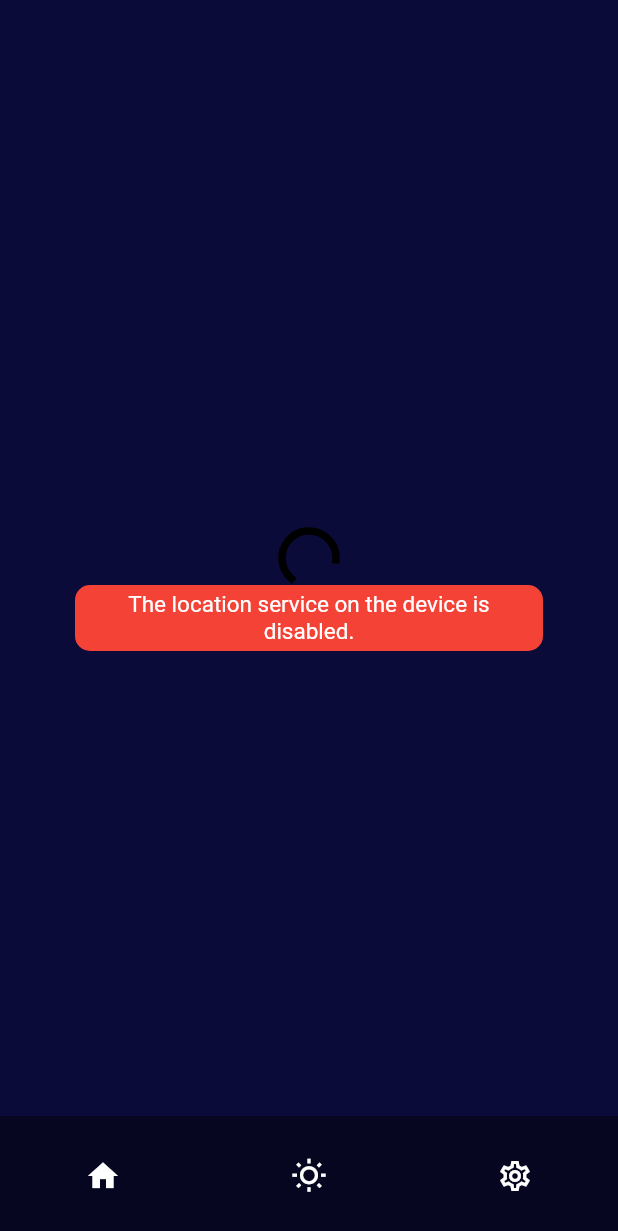
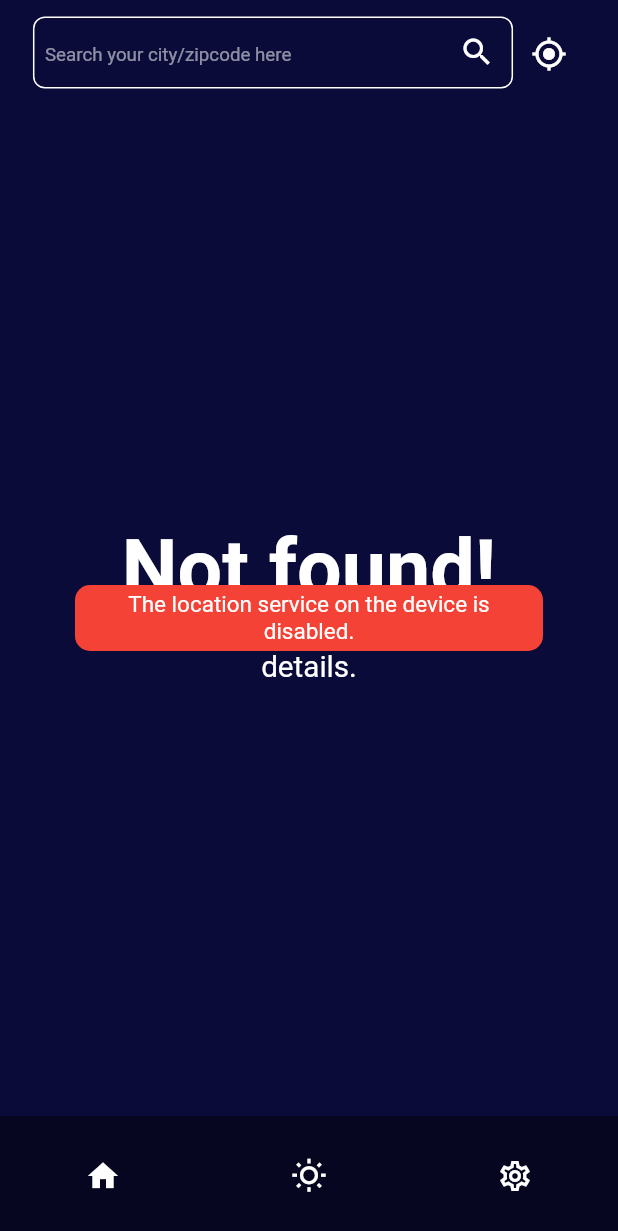
Before and after one commit to hitanshu1/weatherapp, a Flutter app: the first screen one second after launch, on a phone screen of 412 x 824 dp. Shown: the top 1231 px of the screen. Run offline on Flutter 3.47's test engine with Material 3 defaults, Android fonts, the phone set to English and light mode, and no system bars; drawn by our look-alikes of oktoast; our stand-ins replace cached_network_image, carousel_slider, connectivity_plus, equatable, flutter_bloc, flutter_screenutil and 5 more.

Commit message:
update model and add empty weather

```diff
--- a/lib/Widgets/Txt.dart
+++ b/lib/Widgets/Txt.dart
@@ -98,7 +98,7 @@ class Txt extends StatefulWidget {
   }
   /// note Text widget
   factory Txt.note(String text) {
-    return Txt(text, fontSize: 15.sp, color: Colorz.grey,);
+    return Txt(text, fontSize: 15.sp, color: Colorz.white,);
   }
 
 /// Title widget
--- a/lib/Widgets/Widgets.dart
+++ b/lib/Widgets/Widgets.dart
@@ -257,7 +257,7 @@ class Widgets {
         child: FittedBox(
           child: CircularProgressIndicator(
             strokeWidth: 5,
-            valueColor: AlwaysStoppedAnimation<Color>(valueColor ?? Colorz.primary),
+            valueColor: AlwaysStoppedAnimation<Color>(valueColor ?? Colorz.white),
             backgroundColor: backgroundColor,
           ),
         ),
@@ -298,21 +298,21 @@ class Widgets {
   }
 
   /// common not found widget
-  static Widget notFoundWidget() {
-    return const Material(
-      child: Center(
+  static Widget notFoundWidget({String? subTitle}) {
+    return  Center(
       child: ListTile(
-          title: Txt(
+        title:  Txt(
            'Not found!',
+           color: Colorz.white,
           fontWeight: FontWeight.bold,
-            fontSize: 50,
+          fontSize: 50.sp,
           textAlign: TextAlign.center,
         ),
         subtitle: Txt(
-           'The requested content is not found at this moment.',
-            fontSize: 20,
+        subTitle?? 'The requested content is not found at this moment.',
+          fontSize: 20.sp,
+          color: Colorz.white,
           textAlign: TextAlign.center,
-          ),
         ),
       ),
     );
--- a/lib/core/constants/app_strings.dart
+++ b/lib/core/constants/app_strings.dart
@@ -13,6 +13,6 @@ class AppStrings {
   static String forecastReport = 'Forecast Report';
 
   /// search your city here
-  static String searchCity = 'Search your city here';
+  static String searchCity = 'Search your city/zipcode here';
 
 }
--- a/lib/core/utils/locationService.dart
+++ b/lib/core/utils/locationService.dart
@@ -1,11 +1,13 @@
 import 'package:geolocator/geolocator.dart';
+
+import '../../Widgets/Widgets.dart';
 
 /// location_service.dart
 class LocationService {
   LocationService._();
 
   /// get current location
-  static Future<Position> getCurrentLocation() async {
+  static Future<Position?> getCurrentLocation({bool showError = true}) async {
     // bool serviceEnabled;
     LocationPermission permission;
 
@@ -13,15 +15,23 @@ class LocationService {
     if (permission == LocationPermission.denied) {
       permission = await Geolocator.requestPermission();
       if (permission == LocationPermission.denied) {
-        return Future.error('Location permissions are denied');
+        if (showError) {
+          Widgets.showToast('Location permissions are denied', error: true);
+        }
+        return null;
       }
     }
 
     if (permission == LocationPermission.deniedForever) {
       // Permissions are denied forever, handle appropriately.
-      return Future.error(
-        'Location permissions are permanently denied, we cannot request permissions.',
-      );
+      // return Future.error(
+      //   'Location permissions are permanently denied, we cannot request permissions.',
+      // );
+      if (showError) {
+        Widgets.showToast('Location permissions are permanently denied, we cannot request permissions.', error: true);
+      }
+
+      return null;
     }
 
     return Geolocator.getCurrentPosition();
--- a/lib/presentation/bloc/weather/bloc.dart
+++ b/lib/presentation/bloc/weather/bloc.dart
@@ -1,4 +1,3 @@
-
 import 'package:flutter_bloc/flutter_bloc.dart';
 
 import '../../../Widgets/Widgets.dart';
@@ -34,6 +33,9 @@ class WeatherBloc extends Bloc<WeatherEvent, WeatherState> {
     try {
       emit(state.copyWith(isLoading: true));
       final location = await LocationService.getCurrentLocation();
+      if (location == null) {
+        return;
+      }
       final result = await repository.getWeatherFromCoordinates(
         location.latitude,
         location.longitude,
@@ -53,11 +55,15 @@ class WeatherBloc extends Bloc<WeatherEvent, WeatherState> {
     FetchHourlyWeather event,
     Emitter<WeatherState> emit,
   ) async {
+    final location = await LocationService.getCurrentLocation(showError: false);
+    if (location == null&&state.weather == null) {
+      return;
+    }
     emit(state.copyWith(isLoading: true));
-    final location = await LocationService.getCurrentLocation();
+
     final result = await repository.getHourlyWeatherByCoordinates(
-      lat: state.weather?.coord.lat ?? location.latitude,
-      lon: state.weather?.coord.lon ?? location.longitude,
+      lat: state.weather?.coord.lat ?? location!.latitude,
+      lon: state.weather?.coord.lon ?? location!.longitude,
     );
     emit(state.copyWith(isLoading: false, hourlyWeather: result));
   }
@@ -68,11 +74,15 @@ class WeatherBloc extends Bloc<WeatherEvent, WeatherState> {
     FetchWeeklyWeather event,
     Emitter<WeatherState> emit,
   ) async {
+     final location = await LocationService.getCurrentLocation(showError: false);
+    if (location == null&&state.weather == null) {
+      return;
+    }
     emit(state.copyWith(isLoading: true));
-    final location = await LocationService.getCurrentLocation();
+
     final result = await repository.getWeeklyForecastByCoordinates(
-      state.weather?.coord.lat ?? location.latitude,
-      state.weather?.coord.lon ?? location.longitude,
+      state.weather?.coord.lat ?? location!.latitude,
+      state.weather?.coord.lon ?? location!.longitude,
     );
     emit(state.copyWith(isLoading: false, weeklyWeather: result));
   }
@@ -113,8 +123,10 @@ class WeatherBloc extends Bloc<WeatherEvent, WeatherState> {
     ChangeSettingTempUnit event,
     Emitter<WeatherState> emit,
   ) async {
-    emit(state.copyWith(isLoading:true));
+    emit(state.copyWith(isLoading: true));
     AppGetXStorage.saveTempUnit(event.isCelsius);
-    emit(state.copyWith(isLoading: false,));
+    emit(state.copyWith(
+      isLoading: false,
+    ));
   }
 }
--- a/lib/presentation/pages/dashboard/tabs/weather/tab.dart
+++ b/lib/presentation/pages/dashboard/tabs/weather/tab.dart
@@ -1,15 +1,12 @@
 import 'package:flutter/material.dart';
 import 'package:flutter_bloc/flutter_bloc.dart';
-import 'package:flutter_screenutil/flutter_screenutil.dart';
-import 'package:get/get_utils/src/extensions/string_extensions.dart';
 
-import '../../../../../Widgets/Widgets.dart';
 import '../../../../../core/constants/constants.dart';
 import '../../../../bloc/weather/bloc.dart';
 import '../../../../bloc/weather/event.dart';
 import '../../../../bloc/weather/state.dart';
-import '../../../../common/hourlyforecast.dart';
-import '../../../../common/info.dart';
+import 'widgets/searchTextfield.dart';
+import 'widgets/weatherDetails.dart';
 
 /// Weather Tab
 class WeatherTab extends StatelessWidget {
@@ -21,90 +18,14 @@ class WeatherTab extends StatelessWidget {
     context.read<WeatherBloc>().add(FetchCurrentLocationWeather());
     return BlocBuilder<WeatherBloc, WeatherState>(
       builder: (context, state) {
-        if (state.weather == null) {
-          return Widgets.loader();
-        }
-        return  Column(
-                    children: [
-                      Row(
-                        children: [
-                          Expanded(
-                            child: TxtField.search(
-                              text: state.searchName,
-                              key: Key('${state.weather?.name}'),
 
-                              onChanged: (val){
-                              context.read<WeatherBloc>().add(OnChangeSearchText(val));
-                            },
-                            onPressed: (){
-
-                              context.read<WeatherBloc>().add(FetchWeatherByName());
-                            },
-                            hintText: AppStrings.searchCity,),
-                          ),
-                          IconButton(onPressed: (){
-                            context.read<WeatherBloc>().add(FetchCurrentLocationWeather());
-                          }, icon: const Icon(Icons.gps_fixed,color: Colorz.white,))
-                        ],
-                      ),
-                      SizeConfig.verticalSpace(),
-                      // Country name text
-                      Text(
-                        state.weather?.name ?? '',
-                        style: AppTextstyle.bigHeader,
-                      ),
-
-                      const SizedBox(height: 20),
-
-                      // Today's date
-                      Text(
-                        Widgets.toDateTime(state.weather?.dt ??
-                            DateTime.now().millisecondsSinceEpoch),
-                        style: AppTextstyle.subtitleText,
-                      ),
-
-                      const SizedBox(height: 30),
-                      Expanded(child: ListView(
-                        children: [
-                           SizedBox(
-                        height: 160.sp,
-                        child: Image.asset(
-                          'assets/icons/${state.weather!.weather[0].icon.replaceAll('n', 'd')}.png',
-                          fit: BoxFit.contain,
-                        ),
-                      ),
-
-                      const SizedBox(height: 30),
-
-                      // Weather description
-                      Text(
-                        state.weather!.weather[0].description.capitalize ?? '',
-                        style: AppTextstyle.mediumHeader,
-                      ),
-                       const SizedBox(height: 40),
-
-                  // Weather info in a row
-
-                  WeatherInfoWidget(
-                    key: UniqueKey(),
-                    weather: state.weather!),
-
-                  const SizedBox(height: 40),
-
-
-                  Txt.title('Today Daily Forecast'),
-
-                  const SizedBox(height: 15),
-
-                  // hourly forcast
-                  const HourlyforecastHorizontalList(),
-                        ],
-                      ))
-
-                    ],
-                  )
-
-               ;
+        return Column(
+          children: [
+            const SearTextFiled(),
+            SizeConfig.verticalSpace(),
+            const WeatherDetails()
+          ],
+        );
       },
     );
   }
--- /dev/null
+++ b/lib/presentation/pages/dashboard/tabs/weather/widgets/searchTextfield.dart
@@ -0,0 +1,49 @@
+import 'package:flutter/material.dart';
+import 'package:flutter_bloc/flutter_bloc.dart';
+
+import '../../../../../../Widgets/Widgets.dart';
+import '../../../../../../core/constants/constants.dart';
+import '../../../../../bloc/weather/bloc.dart';
+import '../../../../../bloc/weather/event.dart';
+import '../../../../../bloc/weather/state.dart';
+
+/// Search Text Field
+class SearTextFiled extends StatelessWidget {
+  /// constructor
+  const SearTextFiled({super.key});
+
+  @override
+  Widget build(BuildContext context) {
+    return BlocBuilder<WeatherBloc, WeatherState>(
+      builder: (context, state) {
+        return Row(
+          children: [
+            Expanded(
+              child: TxtField.search(
+                text: state.searchName,
+                key: Key('${state.weather?.name}'),
+                onChanged: (val) {
+                  context.read<WeatherBloc>().add(OnChangeSearchText(val));
+                },
+                onPressed: () {
+                  context.read<WeatherBloc>().add(FetchWeatherByName());
+                },
+                hintText: AppStrings.searchCity,
+              ),
+            ),
+            IconButton(
+                onPressed: () {
+                  context
+                      .read<WeatherBloc>()
+                      .add(FetchCurrentLocationWeather());
+                },
+                icon: const Icon(
+                  Icons.gps_fixed,
+                  color: Colorz.white,
+                ))
+          ],
+        );
+      },
+    );
+  }
+}
--- /dev/null
+++ b/lib/presentation/pages/dashboard/tabs/weather/widgets/weatherDetails.dart
@@ -0,0 +1,90 @@
+import 'package:flutter/widgets.dart';
+import 'package:flutter_bloc/flutter_bloc.dart';
+import 'package:flutter_screenutil/flutter_screenutil.dart';
+import 'package:get/get_utils/src/extensions/string_extensions.dart';
+
+import '../../../../../../Widgets/Widgets.dart';
+import '../../../../../../core/constants/constants.dart';
+import '../../../../../bloc/weather/bloc.dart';
+import '../../../../../bloc/weather/state.dart';
+import '../../../../../common/hourlyforecast.dart';
+import '../../../../../common/info.dart';
+
+/// weather details
+class WeatherDetails extends StatelessWidget {
+  /// constructor
+  const WeatherDetails({super.key});
+
+  @override
+  Widget build(BuildContext context) {
+    return BlocBuilder<WeatherBloc, WeatherState>(
+      builder: (context, state) {
+        if (state.isLoading) {
+          return Center(child: Widgets.loader());
+        }
+        if (state.weather == null) {
+          return Expanded(
+              child: Center(
+                  child: Widgets.notFoundWidget(
+                      subTitle:
+                          'Please select a city to get weather details.')));
+        }
+        return Expanded(
+          child: Column(
+            children: [
+              Text(
+                state.weather?.name ?? '',
+                style: AppTextstyle.bigHeader,
+              ),
+
+              const SizedBox(height: 20),
+
+              // Today's date
+              Text(
+                Widgets.toDateTime(
+                    state.weather?.dt ?? DateTime.now().millisecondsSinceEpoch),
+                style: AppTextstyle.subtitleText,
+              ),
+
+              const SizedBox(height: 30),
+              Expanded(
+                  child: ListView(
+                children: [
+                  SizedBox(
+                    height: 160.sp,
+                    child: Image.asset(
+                      'assets/icons/${state.weather!.weather[0].icon.replaceAll('n', 'd')}.png',
+                      fit: BoxFit.contain,
+                    ),
+                  ),
+
+                  const SizedBox(height: 30),
+
+                  // Weather description
+                  Text(
+                    state.weather!.weather[0].description.capitalize ?? '',
+                    style: AppTextstyle.mediumHeader,
+                  ),
+                  const SizedBox(height: 40),
+
+                  // Weather info in a row
+
+                  WeatherInfoWidget(key: UniqueKey(), weather: state.weather!),
+
+                  const SizedBox(height: 40),
+
+                  Txt.title('Today Daily Forecast'),
+
+                  const SizedBox(height: 15),
+
+                  // hourly forcast
+                  const HourlyforecastHorizontalList(),
+                ],
+              ))
+            ],
+          ),
+        );
+      },
+    );
+  }
+}
```
Also changed, not shown: lib/data/models/weather/hourlyWeather.dart (+11 -10 lines), lib/data/models/weather/weather.dart (+9 -7 lines). Lines whose indentation alone changed are shown as unchanged.
